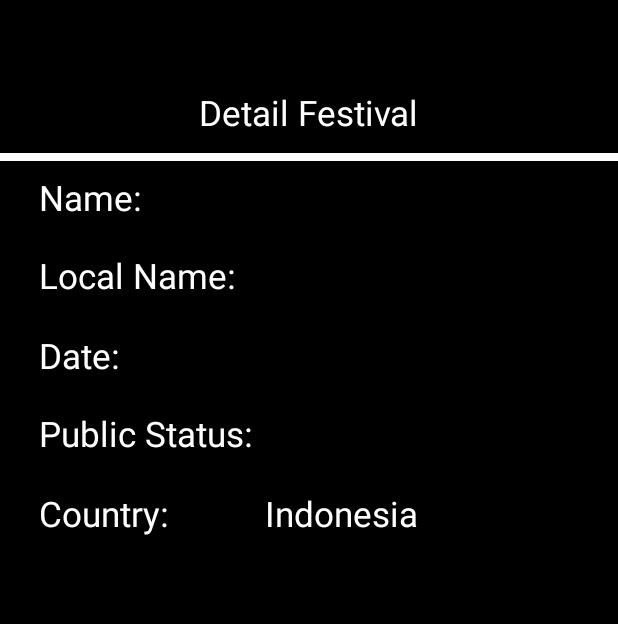
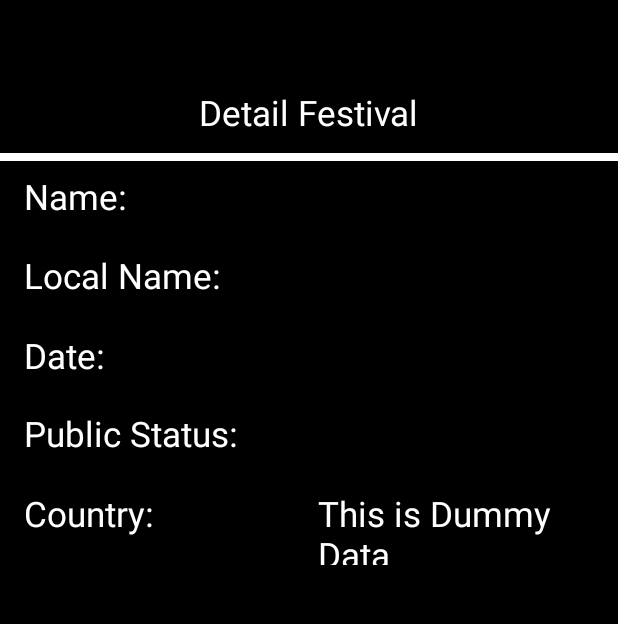
Before and after one commit to CuaMcCarsaree44/Retrofit, an Android app: the cardDetail screen opened directly, with no data from a screen before it, on a phone screen of 412 x 824 dp, the part 84-708 px from its top. Run offline under Robolectric (Android 15) with nearby library versions, the phone set to English and light mode, and no system bars.

Commit message:
Added original Class from JSON

```diff
--- a/app/src/main/java/com/example/retrofit/cardDetail.kt
+++ b/app/src/main/java/com/example/retrofit/cardDetail.kt
@@ -8,6 +8,7 @@ import android.view.MenuInflater
 import android.view.MenuItem
 import android.widget.TextView
 import android.widget.Toast
+import com.example.retrofit.model.Roots
 import com.example.retrofit.services.CodeApiServices
 import com.example.retrofit.services.InitRetrofit
 import retrofit2.Call
@@ -52,14 +53,14 @@ class cardDetail : AppCompatActivity() {
 
 
         var api: CodeApiServices = InitRetrofit.setReturnInstance()
-        val collection: Call<ArrayList<com.example.retrofit.model.Response>> = api.getAllData(code)
+        val collection: Call<ArrayList<Roots>> = api.getAllData(code)
 
-        collection.enqueue(object: Callback<ArrayList<com.example.retrofit.model.Response>> {
-            override fun onFailure(call: Call<ArrayList<com.example.retrofit.model.Response>>, t: Throwable) {
-                Toast.makeText(this@cardDetail, "Data Not Found", Toast.LENGTH_SHORT).show()
+        collection.enqueue(object: Callback<ArrayList<Roots>> {
+            override fun onFailure(call: Call<ArrayList<Roots>>, t: Throwable) {
+                Toast.makeText(this@cardDetail, "${t.message}", Toast.LENGTH_LONG).show()
             }
 
-            override fun onResponse(call: Call<ArrayList<com.example.retrofit.model.Response>>, response: Response<ArrayList<com.example.retrofit.model.Response>>) {
+            override fun onResponse(call: Call<ArrayList<Roots>>, response: Response<ArrayList<Roots>>) {
                 var status: Boolean = response.isSuccessful
                 var feed:String? = response.body()!!.get(0).name
                 if (status == true) {
--- a/app/src/main/java/com/example/retrofit/services/CodeApiServices.kt
+++ b/app/src/main/java/com/example/retrofit/services/CodeApiServices.kt
@@ -1,10 +1,10 @@
 package com.example.retrofit.services
-import com.example.retrofit.model.Response
+import com.example.retrofit.model.Roots
 import retrofit2.Call
 import retrofit2.http.GET
 import retrofit2.http.Path
 
 interface CodeApiServices {
-    @GET("{code}/")
-    fun getAllData(@Path("code") code:String): Call<ArrayList<Response>>
+    @GET("{code}")
+    fun getAllData(@Path("code") code:String): Call<ArrayList<Roots>>
 }
--- a/app/src/main/res/layout/activity_card_detail.xml
+++ b/app/src/main/res/layout/activity_card_detail.xml
@@ -51,8 +51,8 @@
             app:layout_constraintBottom_toBottomOf="parent"
             app:layout_constraintLeft_toLeftOf="parent"
 
-            app:layout_constraintHorizontal_bias="0.099"
-            app:layout_constraintVertical_bias="0.162"
+            app:layout_constraintHorizontal_bias="0.061"
+            app:layout_constraintVertical_bias="0.161"
     />
 
     <TextView
@@ -68,7 +68,7 @@
             app:layout_constraintBottom_toBottomOf="parent"
             app:layout_constraintLeft_toLeftOf="parent"
 
-            app:layout_constraintHorizontal_bias="0.099"
+            app:layout_constraintHorizontal_bias="0.061"
             app:layout_constraintVertical_bias="0.234"
     />
 
@@ -85,7 +85,7 @@
             app:layout_constraintBottom_toBottomOf="parent"
             app:layout_constraintLeft_toLeftOf="parent"
 
-            app:layout_constraintHorizontal_bias="0.099"
+            app:layout_constraintHorizontal_bias="0.061"
             app:layout_constraintVertical_bias="0.308"
     />
 
@@ -102,7 +102,7 @@
             app:layout_constraintBottom_toBottomOf="parent"
             app:layout_constraintLeft_toLeftOf="parent"
 
-            app:layout_constraintHorizontal_bias="0.099"
+            app:layout_constraintHorizontal_bias="0.061"
             app:layout_constraintVertical_bias="0.381"
     />
 
@@ -119,7 +119,7 @@
             app:layout_constraintBottom_toBottomOf="parent"
             app:layout_constraintLeft_toLeftOf="parent"
 
-            app:layout_constraintHorizontal_bias="0.099"
+            app:layout_constraintHorizontal_bias="0.061"
             app:layout_constraintVertical_bias="0.455"
     />
 
@@ -137,7 +137,7 @@
             app:layout_constraintBottom_toBottomOf="parent"
             app:layout_constraintLeft_toLeftOf="parent"
 
-            app:layout_constraintHorizontal_bias="0.834"
+            app:layout_constraintHorizontal_bias="1.0"
             app:layout_constraintVertical_bias="0.161"
     />
 
@@ -154,7 +154,7 @@
             app:layout_constraintBottom_toBottomOf="parent"
             app:layout_constraintLeft_toLeftOf="parent"
 
-            app:layout_constraintHorizontal_bias="0.834"
+            app:layout_constraintHorizontal_bias="1.0"
             app:layout_constraintVertical_bias="0.234"
     />
 
@@ -171,7 +171,7 @@
             app:layout_constraintBottom_toBottomOf="parent"
             app:layout_constraintLeft_toLeftOf="parent"
 
-            app:layout_constraintHorizontal_bias="0.834"
+            app:layout_constraintHorizontal_bias="1.0"
             app:layout_constraintVertical_bias="0.308"
     />
 
@@ -188,13 +188,13 @@
             app:layout_constraintBottom_toBottomOf="parent"
             app:layout_constraintLeft_toLeftOf="parent"
 
-            app:layout_constraintHorizontal_bias="0.834"
+            app:layout_constraintHorizontal_bias="1.0"
             app:layout_constraintVertical_bias="0.381"
     />
 
     <TextView
             android:id="@+id/countryLabelCard"
-            android:text="Indonesia"
+            android:text="This is Dummy Data"
             android:textColor="#FFFFFF"
             android:textSize="23dp"
             android:layout_width="200dp"
@@ -205,7 +205,7 @@
             app:layout_constraintBottom_toBottomOf="parent"
             app:layout_constraintLeft_toLeftOf="parent"
 
-            app:layout_constraintHorizontal_bias="0.834"
+            app:layout_constraintHorizontal_bias="1.0"
             app:layout_constraintVertical_bias="0.455"
     />
 
```
Also changed, not shown: app/src/main/java/com/example/retrofit/model/CurrenciesItem.kt (added, +15 -0 lines), app/src/main/java/com/example/retrofit/model/LanguagesItem.kt (added, +18 -0 lines), app/src/main/java/com/example/retrofit/model/RegionalBlocsItem.kt (added, +18 -0 lines), app/src/main/java/com/example/retrofit/model/Response.kt (deleted, +0 -10 lines), app/src/main/java/com/example/retrofit/model/Roots.kt (added, +77 -0 lines), app/src/main/java/com/example/retrofit/model/Translations.kt (added, +38 -0 lines), 1 other file.
